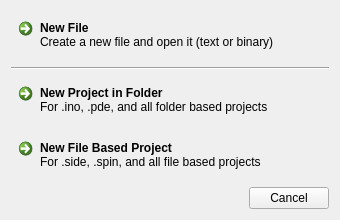
The window that newfileorprojectdialog.ui (omniacreator/omniacreator-plugin) describes before a commit, drawn with Qt 5.
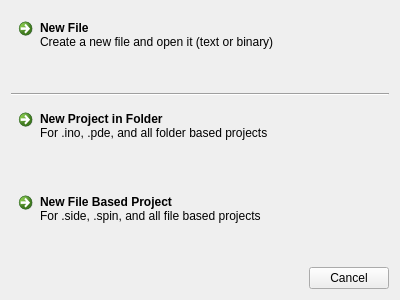
The same window after the commit.

What changed in the file:
```diff
--- a/newfileorprojectdialog.ui
+++ b/newfileorprojectdialog.ui
@@ -6,14 +6,14 @@
    <rect>
     <x>0</x>
     <y>0</y>
-    <width>340</width>
-    <height>220</height>
+    <width>400</width>
+    <height>300</height>
    </rect>
   </property>
   <property name="minimumSize">
    <size>
-    <width>340</width>
-    <height>220</height>
+    <width>400</width>
+    <height>300</height>
    </size>
   </property>
   <property name="windowTitle">
```
